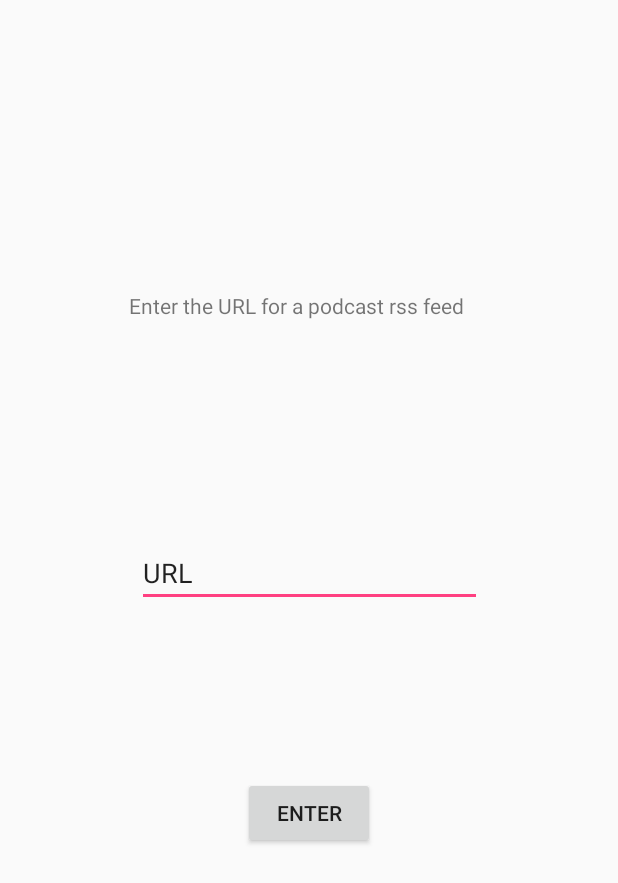
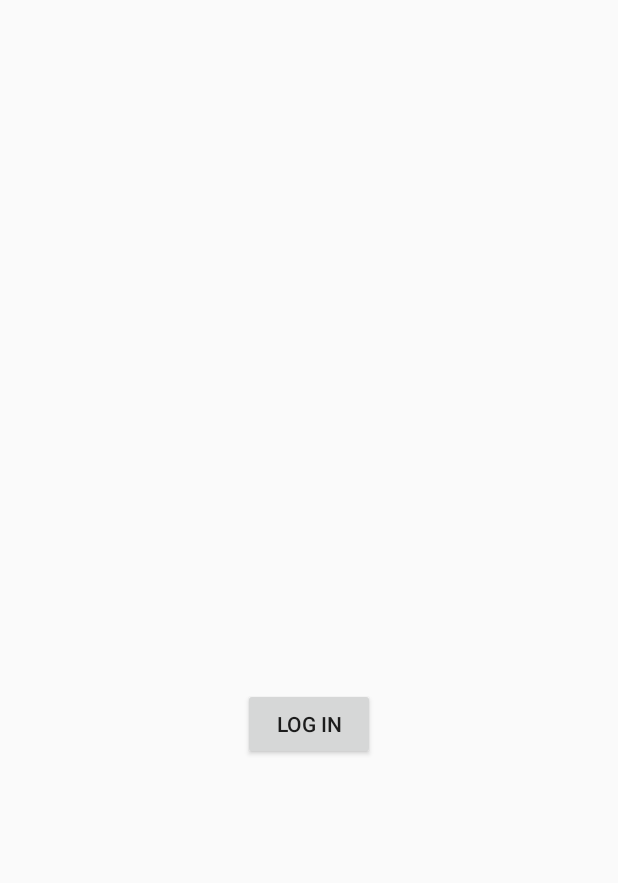
Before and after one commit to mlpearson4/VastCast, an Android app: the screen it shows after launch (AddFeedActivity before the commit, LoginActivity after it), on a phone screen of 412 x 824 dp. Shown: the top 883 px of the screen. Run offline under Robolectric (Android 15) with nearby library versions, the phone set to English and light mode, and no system bars.

Commit message:
Added login screen

```diff
--- a/app/build.gradle
+++ b/app/build.gradle
@@ -22,6 +22,7 @@ dependencies {
     implementation fileTree(dir: 'libs', include: ['*.jar'])
     implementation 'com.android.support:appcompat-v7:26.1.0'
     implementation 'com.android.support.constraint:constraint-layout:1.0.2'
+    implementation 'com.android.support:design:26.1.0'
     testImplementation 'junit:junit:4.12'
     androidTestImplementation 'com.android.support.test:runner:1.0.1'
     androidTestImplementation 'com.android.support.test.espresso:espresso-core:3.0.1'
--- /dev/null
+++ b/app/src/main/java/com/vastcast/vastcast/LoginActivity.java
@@ -0,0 +1,39 @@
+package com.vastcast.vastcast;
+
+import android.content.Context;
+import android.content.Intent;
+import android.content.SharedPreferences;
+import android.support.v7.app.AppCompatActivity;
+import android.os.Bundle;
+import android.widget.Button;
+import android.view.View;
+
+public class LoginActivity extends AppCompatActivity {
+
+    private static final String LOGIN_KEY = "LOGIN_KEY";
+
+    @Override
+    protected void onCreate(Bundle savedInstanceState) {
+        super.onCreate(savedInstanceState);
+        setContentView(R.layout.activity_login);
+
+        final SharedPreferences pref = getPreferences(Context.MODE_PRIVATE);
+        if (pref.getBoolean(LOGIN_KEY, false)) {
+            //has login, so start main activity
+            LoginActivity.this.startActivity(new Intent(LoginActivity.this, MainActivity.class));
+
+            //must finish this activity (the login activity will not be shown when click back in main activity)
+            finish();
+        }
+
+        Button button = (Button) findViewById(R.id.btnLogin);
+        button.setOnClickListener(new View.OnClickListener() {
+            public void onClick(View v) {
+                LoginActivity.this.startActivity(new Intent(LoginActivity.this, MainActivity.class));
+                pref.edit().putBoolean(LOGIN_KEY, true).apply();
+                finish();
+            }
+        });
+
+    }
+}
--- /dev/null
+++ b/app/src/main/res/layout/activity_login.xml
@@ -0,0 +1,23 @@
+<?xml version="1.0" encoding="utf-8"?>
+<android.support.constraint.ConstraintLayout
+    xmlns:android="http://schemas.android.com/apk/res/android"
+    xmlns:app="http://schemas.android.com/apk/res-auto"
+    xmlns:tools="http://schemas.android.com/tools"
+    android:layout_width="match_parent"
+    android:layout_height="match_parent">
+
+    <Button
+        android:id="@+id/btnLogin"
+        android:layout_width="wrap_content"
+        android:layout_height="wrap_content"
+        android:layout_centerInParent="true"
+        android:layout_marginBottom="189dp"
+        android:layout_marginEnd="148dp"
+        android:layout_marginStart="148dp"
+        android:layout_marginTop="330dp"
+        android:text="@string/Login"
+        app:layout_constraintBottom_toBottomOf="parent"
+        app:layout_constraintEnd_toEndOf="parent"
+        app:layout_constraintStart_toStartOf="parent"
+        app:layout_constraintTop_toTopOf="parent" />
+</android.support.constraint.ConstraintLayout>
--- /dev/null
+++ b/app/src/main/res/values/dimens.xml
@@ -0,0 +1,5 @@
+<resources>
+    <!-- Default screen margins, per the Android Design guidelines. -->
+    <dimen name="activity_horizontal_margin">16dp</dimen>
+    <dimen name="activity_vertical_margin">16dp</dimen>
+</resources>
--- a/app/src/main/res/values/strings.xml
+++ b/app/src/main/res/values/strings.xml
@@ -5,4 +5,9 @@
     <string name="txtUrl">URL</string>
     <string name="hintPodcastUrl">URL for a podcast RSS feed</string>
     <string name="imgPodcast">Podcast Cover Image</string>
+    <string name="title_activity_login">Sign in</string>
+
+    <!-- Strings related to login -->
+    <string name="Login">Log In</string>
+
 </resources>
```
Also changed, not shown: app/src/main/AndroidManifest.xml (+10 -2 lines), 1 other file.
